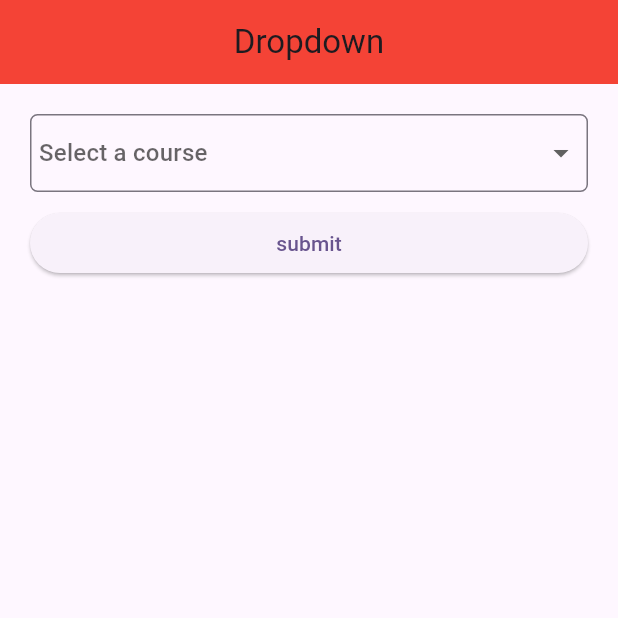
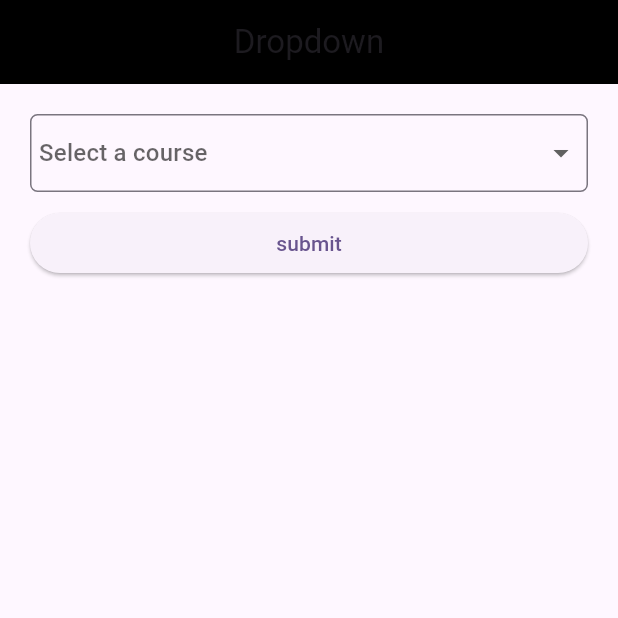
Before and after one commit to DeepakKumar12545/coustom_droupdown, a Flutter app: the screen it shows after launch, on a phone screen of 412 x 824 dp, the top half of it. Run offline on Flutter 3.47's test engine with Material 3 defaults, Android fonts, the phone set to English and light mode, and no system bars; our stand-ins replace fluttertoast.

Commit message:
Update homePage.dart
place review it

```diff
--- a/lib/homePage.dart
+++ b/lib/homePage.dart
@@ -23,7 +23,7 @@ class _HomePageState extends State<HomePage> {
   Widget build(BuildContext context) {
     return Scaffold(
       appBar: AppBar(
-        backgroundColor: Colors.red,
+        backgroundColor: Colors.black,
         centerTitle: true,
         title: Text("Dropdown"),
       ),
```
